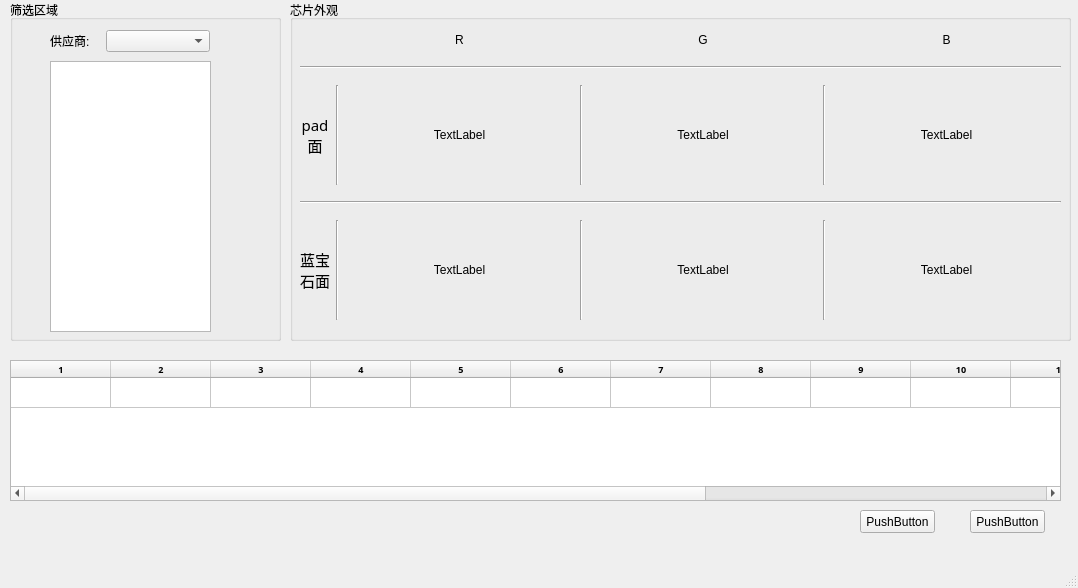
Old version of the form MainWindow.ui in the repository sl7226380/chipdata1.
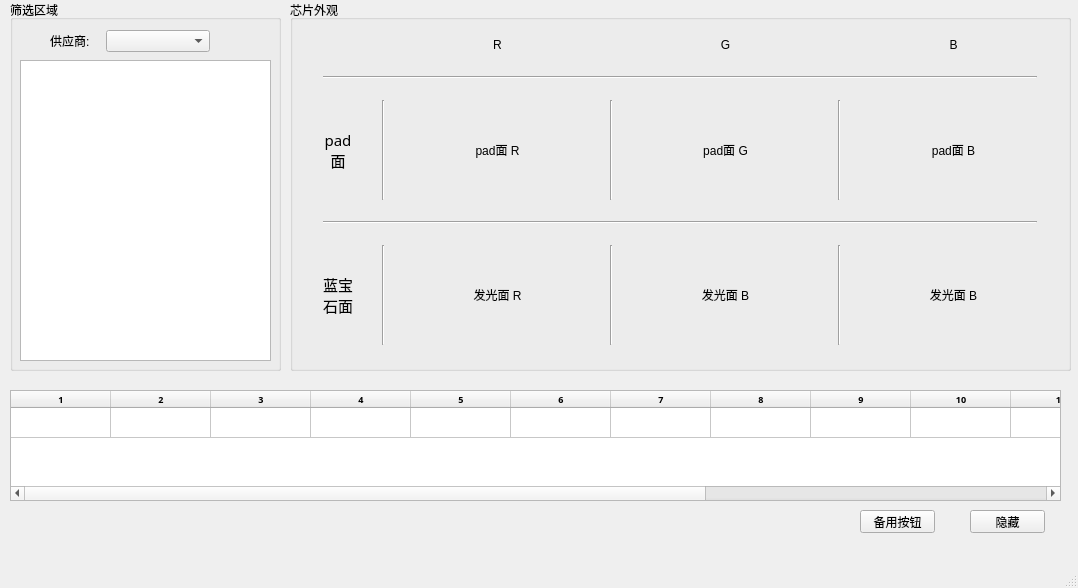
New version of the form.

What changed in the file:
```diff
--- a/MainWindow.ui
+++ b/MainWindow.ui
@@ -32,7 +32,7 @@
       <x>290</x>
       <y>0</y>
       <width>781</width>
-      <height>341</height>
+      <height>371</height>
      </rect>
     </property>
     <property name="title">
@@ -47,7 +47,7 @@
        <x>10</x>
        <y>20</y>
        <width>761</width>
-       <height>311</height>
+       <height>341</height>
       </rect>
      </property>
      <layout class="QGridLayout" name="gridLayout">
@@ -55,18 +55,21 @@
        <widget class="QLabel" name="label_4">
         <property name="minimumSize">
          <size>
-          <width>0</width>
+          <width>167</width>
           <height>100</height>
          </size>
         </property>
         <property name="maximumSize">
          <size>
-          <width>16777215</width>
+          <width>167</width>
           <height>100</height>
          </size>
         </property>
         <property name="text">
-         <string>TextLabel</string>
+         <string>pad面 R</string>
+        </property>
+        <property name="scaledContents">
+         <bool>true</bool>
         </property>
         <property name="alignment">
          <set>Qt::AlignCenter</set>
@@ -84,18 +87,18 @@
        <widget class="QLabel" name="label_10">
         <property name="minimumSize">
          <size>
-          <width>0</width>
+          <width>167</width>
           <height>100</height>
          </size>
         </property>
         <property name="maximumSize">
          <size>
-          <width>16777215</width>
+          <width>167</width>
           <height>100</height>
          </size>
         </property>
         <property name="text">
-         <string>TextLabel</string>
+         <string>发光面 B</string>
         </property>
         <property name="alignment">
          <set>Qt::AlignCenter</set>
@@ -106,18 +109,21 @@
        <widget class="QLabel" name="label_9">
         <property name="minimumSize">
          <size>
-          <width>0</width>
+          <width>167</width>
           <height>100</height>
          </size>
         </property>
         <property name="maximumSize">
          <size>
-          <width>16777215</width>
+          <width>167</width>
           <height>100</height>
          </size>
         </property>
         <property name="text">
-         <string>TextLabel</string>
+         <string>发光面 B</string>
+        </property>
+        <property name="scaledContents">
+         <bool>true</bool>
         </property>
         <property name="alignment">
          <set>Qt::AlignCenter</set>
@@ -217,18 +223,18 @@
        <widget class="QLabel" name="label_8">
         <property name="minimumSize">
          <size>
-          <width>0</width>
+          <width>167</width>
           <height>100</height>
          </size>
         </property>
         <property name="maximumSize">
          <size>
-          <width>16777215</width>
+          <width>167</width>
           <height>100</height>
          </size>
         </property>
         <property name="text">
-         <string>TextLabel</string>
+         <string>发光面 R</string>
         </property>
         <property name="alignment">
          <set>Qt::AlignCenter</set>
@@ -270,18 +276,18 @@
        <widget class="QLabel" name="label_5">
         <property name="minimumSize">
          <size>
-          <width>0</width>
+          <width>167</width>
           <height>100</height>
          </size>
         </property>
         <property name="maximumSize">
          <size>
-          <width>16777215</width>
+          <width>167</width>
           <height>100</height>
          </size>
         </property>
         <property name="text">
-         <string>TextLabel</string>
+         <string>pad面 G</string>
         </property>
         <property name="alignment">
          <set>Qt::AlignCenter</set>
@@ -299,18 +305,18 @@
        <widget class="QLabel" name="label_6">
         <property name="minimumSize">
          <size>
-          <width>0</width>
+          <width>167</width>
           <height>100</height>
          </size>
         </property>
         <property name="maximumSize">
          <size>
-          <width>16777215</width>
+          <width>167</width>
           <height>100</height>
          </size>
         </property>
         <property name="text">
-         <string>TextLabel</string>
+         <string>pad面 B</string>
         </property>
         <property name="alignment">
          <set>Qt::AlignCenter</set>
@@ -376,7 +382,7 @@
       <x>10</x>
       <y>0</y>
       <width>271</width>
-      <height>341</height>
+      <height>371</height>
      </rect>
     </property>
     <property name="title">
@@ -413,10 +419,10 @@
     <widget class="QListWidget" name="listWidget">
      <property name="geometry">
       <rect>
-       <x>40</x>
-       <y>61</y>
-       <width>161</width>
-       <height>271</height>
+       <x>10</x>
+       <y>60</y>
+       <width>251</width>
+       <height>301</height>
       </rect>
      </property>
     </widget>
@@ -431,7 +437,7 @@
      </rect>
     </property>
     <property name="text">
-     <string>PushButton</string>
+     <string>备用按钮</string>
     </property>
    </widget>
    <widget class="QPushButton" name="pushButton_2">
@@ -444,16 +450,16 @@
      </rect>
     </property>
     <property name="text">
-     <string>PushButton</string>
+     <string>隐藏</string>
     </property>
    </widget>
    <widget class="QTableWidget" name="tableWidget">
     <property name="geometry">
      <rect>
       <x>10</x>
-      <y>360</y>
+      <y>390</y>
       <width>1051</width>
-      <height>141</height>
+      <height>111</height>
      </rect>
     </property>
     <property name="font">
```
Left out of the diff: 12 changed lines with no effect on the pictures.
